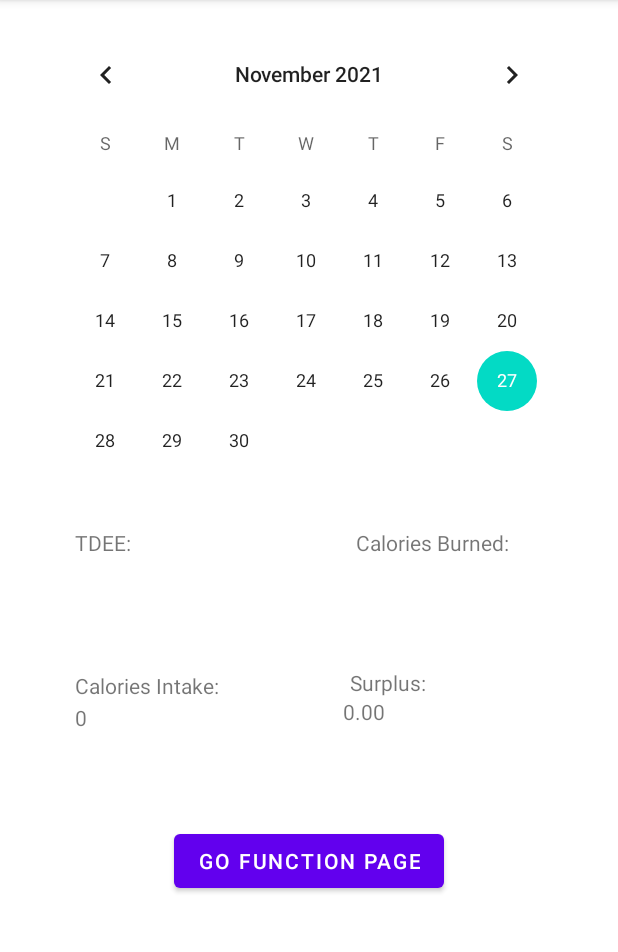
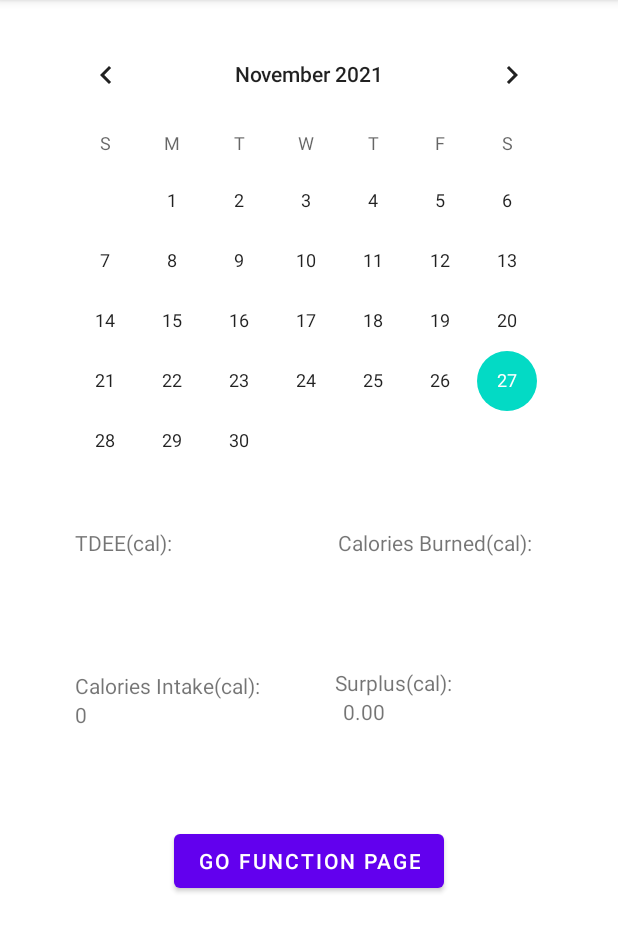
Before and after one commit to Khang-Truong/F21G1_CalorieCalculator, an Android app: the Calendar screen opened directly, with no data from a screen before it, on a phone screen of 412 x 824 dp, the part 84-1036 px from its top. Run offline under Robolectric (Android 15) with nearby library versions, the phone set to English and light mode, and no system bars; 1 statement that could not run was skipped.

Commit message:
edit some words in Calendar view and canciled some comments which is useless

```diff
--- a/app/src/main/java/com/example/f21g1_caloriecalculator/Calendar.java
+++ b/app/src/main/java/com/example/f21g1_caloriecalculator/Calendar.java
@@ -84,7 +84,7 @@ public class Calendar extends AppCompatActivity {
         currentYear = currentdate.getYear();
 
 
-        // First, Get the TDEE from user table and insert into calendar table with userID and Key(Date);
+        // Firstly, Get the TDEE from user table and insert into calendar table with userID and Key(Date);
         String key = String.valueOf(currentYear) + String.valueOf(currentMonth) + String.valueOf(currentDay); //CaloriesBurn's key
         if (db.getTDEE(userId, key) == null) {
             try {
@@ -176,8 +176,8 @@ public class Calendar extends AppCompatActivity {
             currentYear = i;
 
 
-
-
+            // need to have a new key(date) when click a specific day.
+            // Than put the TDEE from user table to calender table
             String CurrentKey = String.valueOf(currentYear) + String.valueOf(currentMonth) + String.valueOf(currentDay);
             Log.i("Currentkey", CurrentKey);
             if (db.getTDEE(userId, CurrentKey) == null) {
--- a/app/src/main/java/com/example/f21g1_caloriecalculator/ExerciseActivity.java
+++ b/app/src/main/java/com/example/f21g1_caloriecalculator/ExerciseActivity.java
@@ -69,6 +69,7 @@ public class ExerciseActivity extends AppCompatActivity {
                 startActivity(new Intent(Intent.ACTION_VIEW,
                         Uri.parse("https://www.youtube.com/watch?v=Cw-Wt4xKD2s&ab_channel=PamelaReif")));
 
+                // update the ExerciseCal in this record
                 // (getExerciseCal(userId,date)==null) means that haven't had ExerciseCal in this record in Calendar Database. We need to update it.
                 if(db.getExerciseCal(userId,date)==null){
                     db.updateExerciseCal(userId,date,"75");
--- a/app/src/main/res/layout/activity_calendar.xml
+++ b/app/src/main/res/layout/activity_calendar.xml
@@ -30,11 +30,11 @@
         android:id="@+id/textView4"
         android:layout_width="wrap_content"
         android:layout_height="wrap_content"
-        android:layout_marginStart="150dp"
-        android:layout_marginLeft="150dp"
+        android:layout_marginStart="60dp"
+        android:layout_marginLeft="60dp"
         android:layout_marginTop="32dp"
         android:text="@string/txtCaloriesBurned"
-        app:layout_constraintStart_toEndOf="@+id/textView"
+        app:layout_constraintStart_toEndOf="@+id/textViewTDE"
         app:layout_constraintTop_toBottomOf="@+id/calendarView" />
 
     <TextView
@@ -49,8 +49,8 @@
 
     <TextView
         android:id="@+id/textViewIIntake"
-        android:layout_width="120dp"
-        android:layout_height="21dp"
+        android:layout_width="wrap_content"
+        android:layout_height="wrap_content"
         android:layout_marginStart="50dp"
         android:layout_marginLeft="50dp"
         android:layout_marginTop="32dp"
@@ -71,8 +71,8 @@
         android:id="@+id/textView15"
         android:layout_width="wrap_content"
         android:layout_height="wrap_content"
-        android:layout_marginStart="60dp"
-        android:layout_marginLeft="60dp"
+        android:layout_marginStart="50dp"
+        android:layout_marginLeft="50dp"
         android:layout_marginTop="32dp"
         android:text="@string/txtSurplus"
         app:layout_constraintStart_toEndOf="@+id/textViewCalIntake"
--- a/app/src/main/res/values/strings.xml
+++ b/app/src/main/res/values/strings.xml
@@ -23,10 +23,10 @@
     <string name="radioButtonFemaleText">Female</string>
     <string name="btnSaveData">Save Data</string>
     <string name="txtNote">Note: </string>
-    <string name="txtTDE">TDEE: </string>
-    <string name="txtCaloriesBurned">Calories Burned: </string>
-    <string name="txtCaloriesIntake">Calories Intake: </string>
-    <string name="txtSurplus">Surplus: </string>
+    <string name="txtTDE">TDEE(cal): </string>
+    <string name="txtCaloriesBurned">Calories Burned(cal): </string>
+    <string name="txtCaloriesIntake">Calories Intake(cal): </string>
+    <string name="txtSurplus">Surplus(cal): </string>
     <string name="txtGoFunctionMenu">Go Function Page</string>
     <string name="txtExerciseYouWant">Choose the exercise: </string>
     <string name="txtManuallyAddExerciseRecord">Manually add exercise records</string>
```
